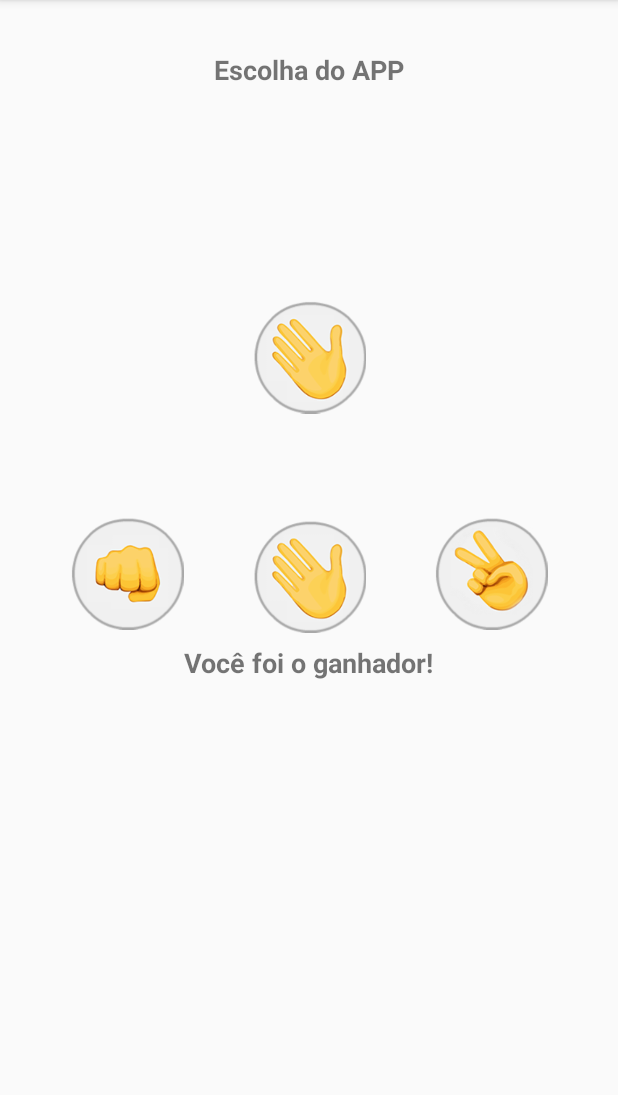
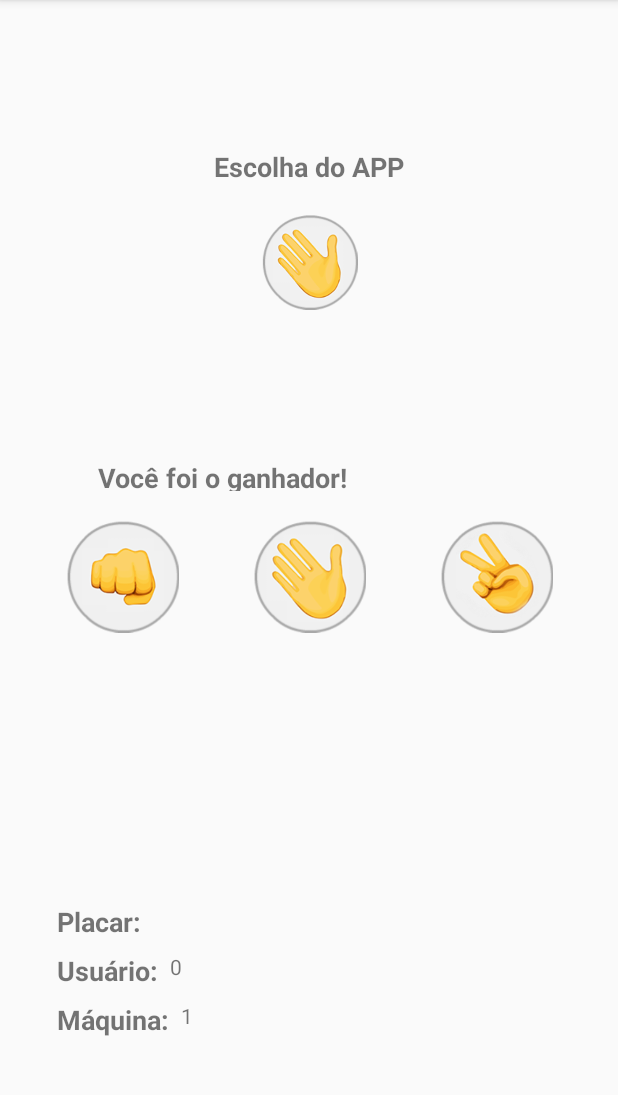
Before and after one commit to Jordanrafael92/Joquempo, an Android app: the screen it shows after launch (MainActivity), after a tap on an icon or button, on a phone screen of 412 x 824 dp, the part 84-1179 px from its top. Run offline under Robolectric (Android 15) with nearby library versions, the phone set to English and light mode, and no system bars; 2 other taps on this screen came first.

Commit message:
Adicionado placar da máquina

```diff
--- a/app/src/main/java/com/example/jordansilva/joquemp/MainActivity.java
+++ b/app/src/main/java/com/example/jordansilva/joquemp/MainActivity.java
@@ -2,6 +2,7 @@ package com.example.jordansilva.joquemp;
 
 import android.support.v7.app.AppCompatActivity;
 import android.os.Bundle;
+import android.util.Log;
 import android.view.View;
 import android.widget.ImageView;
 import android.widget.TextView;
@@ -9,11 +10,22 @@ import android.widget.TextView;
 import java.util.Random;
 
 public class MainActivity extends AppCompatActivity {
+    private ImageView imageResultado;
+    private int cont;
+    private TextView textoResultado;
+    private TextView textContUsuario;
+    private TextView textContApp;
+    private String[] opcoes = {"Pedra", "Papel", "Tesoura"};
 
     @Override
     protected void onCreate(Bundle savedInstanceState) {
         super.onCreate(savedInstanceState);
         setContentView(R.layout.activity_main);
+
+        imageResultado = (ImageView) findViewById(R.id.imageResultado);
+        textoResultado = (TextView) findViewById(R.id.textResultado);
+        textContUsuario = findViewById(R.id.textContUsuario);
+        textContApp = findViewById(R.id.textContApp);
     }
 
     public void selecionarPedra( View view){
@@ -29,10 +41,9 @@ public class MainActivity extends AppCompatActivity {
         this.opcaoSelecionada("Tesoura");
     }
 
+
     public void opcaoSelecionada(String escolhaUsuario){
-        ImageView imageResultado = (ImageView) findViewById(R.id.imageResultado);
-        TextView textoResultado = (TextView) findViewById(R.id.textResultado);
-        String[] opcoes = {"Pedra", "Papel", "Tesoura"};
+
 
         int numero = new Random().nextInt(3);
         String escolhaApp = opcoes[numero];
@@ -47,22 +58,31 @@ public class MainActivity extends AppCompatActivity {
         }
 
         if (
-                (escolhaApp == "Pedra" && escolhaUsuario == "Tesoura") ||
-                (escolhaApp == "Papel" && escolhaUsuario == "Pedra")   ||
-                (escolhaApp == "Tesoura" && escolhaUsuario == "Papel")
+                (escolhaApp.equals("Pedra")  && escolhaUsuario.equals("Tesoura")) ||
+                        (escolhaApp.equals("Papel") && escolhaUsuario.equals("Pedra"))   ||
+                        (escolhaApp.equals("Tesoura") && escolhaUsuario.equals("Papel"))
 
-                ) {textoResultado.setText("Você perdeu!!"); }
+                ) {textoResultado.setText("Você perdeu!!");
 
-            else if (
+                cont = Integer.parseInt(textContApp.getText().toString() ) + 1;
+                textContApp.setText(String.valueOf(cont) ) ;
+                Log.d("Teste", "Cont: " + cont);
+        }
 
-                (escolhaUsuario == "Pedra" && escolhaApp == "Tesoura") ||
-                (escolhaUsuario == "Papel" && escolhaApp == "Pedra")   ||
-                (escolhaUsuario == "Tesoura" && escolhaApp == "Papel")
+        else if (
 
-                ) {textoResultado.setText("Você foi o ganhador!"); }
+                (escolhaUsuario.equals("Pedra") && escolhaApp.equals("Tesoura")) ||
+                        (escolhaUsuario.equals("Papel") && escolhaApp.equals("Pedra"))   ||
+                        (escolhaUsuario.equals("Tesoura") && escolhaApp.equals("Papel"))
 
-            else
+                ) {textoResultado.setText("Você foi o ganhador!");
+
+        }
+
+        else
         {textoResultado.setText("Empatamos!"); }
+
+
     }
 
 }
--- a/app/src/main/res/layout/activity_main.xml
+++ b/app/src/main/res/layout/activity_main.xml
@@ -4,71 +4,107 @@
     xmlns:tools="http://schemas.android.com/tools"
     android:layout_width="match_parent"
     android:layout_height="match_parent"
-    tools:context=".MainActivity">
+    tools:context=".MainActivity"
+    tools:layout_editor_absoluteY="81dp">
 
+
+    <TextView
+        android:id="@+id/textPlacar3"
+        android:layout_width="wrap_content"
+        android:layout_height="wrap_content"
+        android:layout_marginBottom="141dp"
+        android:layout_marginLeft="38dp"
+        android:layout_marginStart="38dp"
+        android:text="Placar:"
+        android:textSize="18sp"
+        android:textStyle="bold"
+        app:layout_constraintBottom_toBottomOf="parent"
+        app:layout_constraintStart_toStartOf="parent" />
+
+    <TextView
+        android:id="@+id/textPlacarApp"
+        android:layout_width="wrap_content"
+        android:layout_height="wrap_content"
+        android:layout_marginTop="8dp"
+        android:text="Máquina:"
+        android:textSize="18sp"
+        android:textStyle="bold"
+        app:layout_constraintStart_toStartOf="@+id/textPlacarUsuario"
+        app:layout_constraintTop_toBottomOf="@+id/textPlacarUsuario" />
+
+    <TextView
+        android:id="@+id/textPlacarUsuario"
+        android:layout_width="wrap_content"
+        android:layout_height="wrap_content"
+        android:layout_marginTop="8dp"
+        android:text="Usuário:"
+        android:textSize="18sp"
+        android:textStyle="bold"
+        app:layout_constraintStart_toStartOf="@+id/textPlacar3"
+        app:layout_constraintTop_toBottomOf="@+id/textPlacar3" />
 
     <TextView
         android:id="@+id/textView"
         android:layout_width="wrap_content"
         android:layout_height="wrap_content"
         android:layout_marginBottom="19dp"
-        android:layout_marginTop="34dp"
         android:text="Escolha do APP"
         android:textSize="18sp"
         android:textStyle="bold"
         app:layout_constraintBottom_toTopOf="@+id/imageResultado"
         app:layout_constraintEnd_toEndOf="parent"
-        app:layout_constraintStart_toStartOf="parent"
-        app:layout_constraintTop_toTopOf="parent" />
+        app:layout_constraintStart_toStartOf="parent" />
 
     <TextView
         android:id="@+id/textResultado"
         android:layout_width="wrap_content"
-        android:layout_height="wrap_content"
-        android:layout_marginBottom="314dp"
+        android:layout_height="21dp"
+        android:layout_marginBottom="19dp"
+        android:layout_marginLeft="27dp"
+        android:layout_marginStart="27dp"
         android:text="Escolha uma das opções abaixo"
         android:textSize="18sp"
         android:textStyle="bold"
-        app:layout_constraintBottom_toBottomOf="parent"
-        app:layout_constraintEnd_toEndOf="parent"
-        app:layout_constraintStart_toStartOf="parent"
-        app:layout_constraintTop_toBottomOf="@+id/imageResultado" />
+        app:layout_constraintBottom_toTopOf="@+id/imageView4"
+        app:layout_constraintStart_toStartOf="@+id/imageView2" />
 
     <ImageView
         android:id="@+id/imageResultado"
         android:layout_width="75dp"
-        android:layout_height="0dp"
-        android:layout_marginBottom="31dp"
-        app:layout_constraintBottom_toTopOf="@+id/textResultado"
+        android:layout_height="64dp"
+        android:layout_marginBottom="76dp"
+        android:layout_marginTop="78dp"
+        app:layout_constraintBottom_toTopOf="@+id/imageView3"
         app:layout_constraintEnd_toEndOf="parent"
         app:layout_constraintStart_toStartOf="parent"
-        app:layout_constraintTop_toBottomOf="@+id/textView"
+        app:layout_constraintTop_toTopOf="parent"
         app:srcCompat="@drawable/padrao" />
 
     <ImageView
         android:id="@+id/imageView2"
         android:layout_width="0dp"
         android:layout_height="75dp"
-        android:layout_marginEnd="149dp"
+        android:layout_marginEnd="37dp"
         android:layout_marginLeft="38dp"
-        android:layout_marginRight="149dp"
+        android:layout_marginRight="37dp"
         android:layout_marginStart="38dp"
         android:onClick="selecionarPedra"
         app:layout_constraintBottom_toBottomOf="parent"
-        app:layout_constraintEnd_toStartOf="@+id/imageView4"
+        app:layout_constraintEnd_toStartOf="@+id/imageView3"
         app:layout_constraintStart_toStartOf="parent"
         app:layout_constraintTop_toTopOf="parent"
-        app:layout_constraintVertical_bias="0.498"
         app:srcCompat="@drawable/pedra" />
 
     <ImageView
         android:id="@+id/imageView3"
-        android:layout_width="75dp"
+        android:layout_width="0dp"
         android:layout_height="75dp"
+        android:layout_marginEnd="37dp"
+        android:layout_marginRight="37dp"
         android:onClick="selecionarPapel"
         app:layout_constraintBottom_toBottomOf="parent"
-        app:layout_constraintEnd_toEndOf="parent"
-        app:layout_constraintStart_toStartOf="parent"
+        app:layout_constraintEnd_toStartOf="@+id/imageView4"
+        app:layout_constraintStart_toEndOf="@+id/imageView2"
         app:layout_constraintTop_toTopOf="parent"
         app:srcCompat="@drawable/papel" />
 
@@ -76,13 +112,35 @@
         android:id="@+id/imageView4"
         android:layout_width="0dp"
         android:layout_height="75dp"
-        android:layout_marginEnd="38dp"
-        android:layout_marginRight="38dp"
+        android:layout_marginEnd="37dp"
+        android:layout_marginRight="37dp"
         android:onClick="selecionarTesoura"
         app:layout_constraintBottom_toBottomOf="parent"
         app:layout_constraintEnd_toEndOf="parent"
-        app:layout_constraintStart_toEndOf="@+id/imageView2"
+        app:layout_constraintStart_toEndOf="@+id/imageView3"
         app:layout_constraintTop_toTopOf="parent"
-        app:layout_constraintVertical_bias="0.498"
         app:srcCompat="@drawable/tesoura" />
+
+    <TextView
+        android:id="@+id/textContUsuario"
+        android:layout_width="wrap_content"
+        android:layout_height="wrap_content"
+        android:layout_marginLeft="8dp"
+        android:layout_marginStart="8dp"
+        android:layout_marginTop="8dp"
+        android:text="0"
+        app:layout_constraintStart_toEndOf="@+id/textPlacarUsuario"
+        app:layout_constraintTop_toBottomOf="@+id/textPlacar3" />
+
+    <TextView
+        android:id="@+id/textContApp"
+        android:layout_width="wrap_content"
+        android:layout_height="wrap_content"
+        android:layout_marginLeft="8dp"
+        android:layout_marginStart="8dp"
+        android:layout_marginTop="8dp"
+        android:text="0"
+        app:layout_constraintStart_toEndOf="@+id/textPlacarApp"
+        app:layout_constraintTop_toBottomOf="@+id/textPlacarUsuario" />
+
 </android.support.constraint.ConstraintLayout>
```
